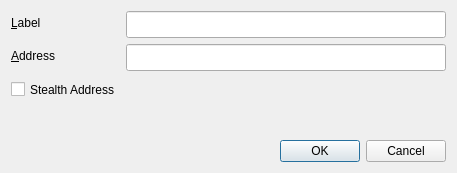
This is src/qt/forms/editaddressdialog.ui in deeponion/deeponion-legacy as Qt 5 draws it before an edit. The edited form follows.
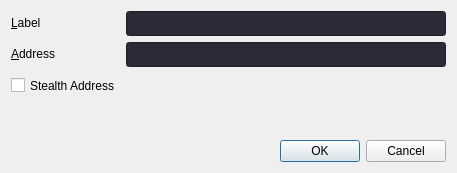
This is the edited form.

What changed in the file:
```diff
--- a/src/qt/forms/editaddressdialog.ui
+++ b/src/qt/forms/editaddressdialog.ui
@@ -31,30 +31,44 @@
      </item>
      <item row="0" column="1">
       <widget class="QLineEdit" name="labelEdit">
+       <property name="minimumSize">
+        <size>
+         <width>0</width>
+         <height>25</height>
+        </size>
+       </property>
        <property name="toolTip">
         <string>The label associated with this address book entry</string>
        </property>
        <property name="styleSheet">
-        <string notr="true">
-min-height: 25px;
-max-height: 25px;</string>
+        <string notr="true">background-color: #2b2b37;</string>
        </property>
       </widget>
      </item>
      <item row="1" column="1">
       <widget class="QLineEdit" name="addressEdit">
+       <property name="minimumSize">
+        <size>
+         <width>0</width>
+         <height>25</height>
+        </size>
+       </property>
        <property name="toolTip">
         <string>The address associated with this address book entry. This can only be modified for sending addresses.</string>
        </property>
        <property name="styleSheet">
-        <string notr="true">
-min-height: 25px;
-max-height: 25px;</string>
+        <string notr="true">background-color: #2b2b37;</string>
        </property>
       </widget>
      </item>
      <item row="2" column="0">
       <widget class="QCheckBox" name="stealthCB">
+       <property name="minimumSize">
+        <size>
+         <width>0</width>
+         <height>30</height>
+        </size>
+       </property>
        <property name="styleSheet">
         <string notr="true">
 min-height: 25px;
```
